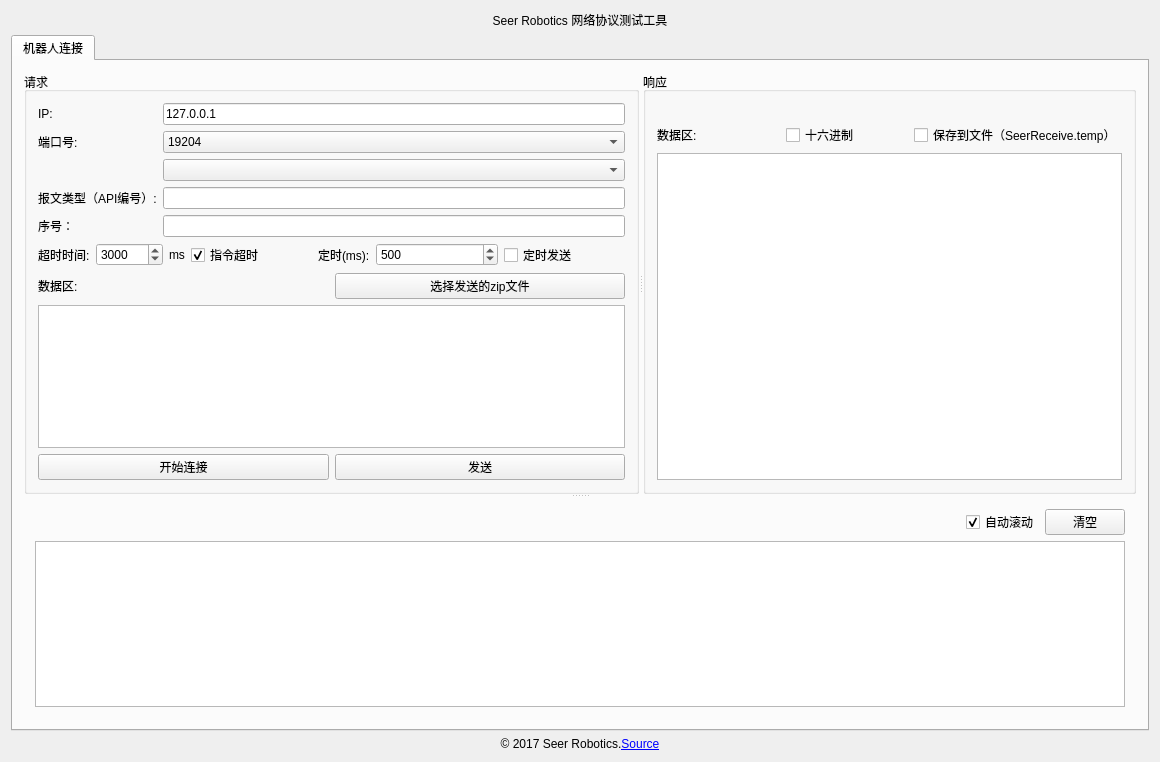
Old version of the form SCTcpToolWidget.ui in the repository seer-robotics/SeerTCPTest.
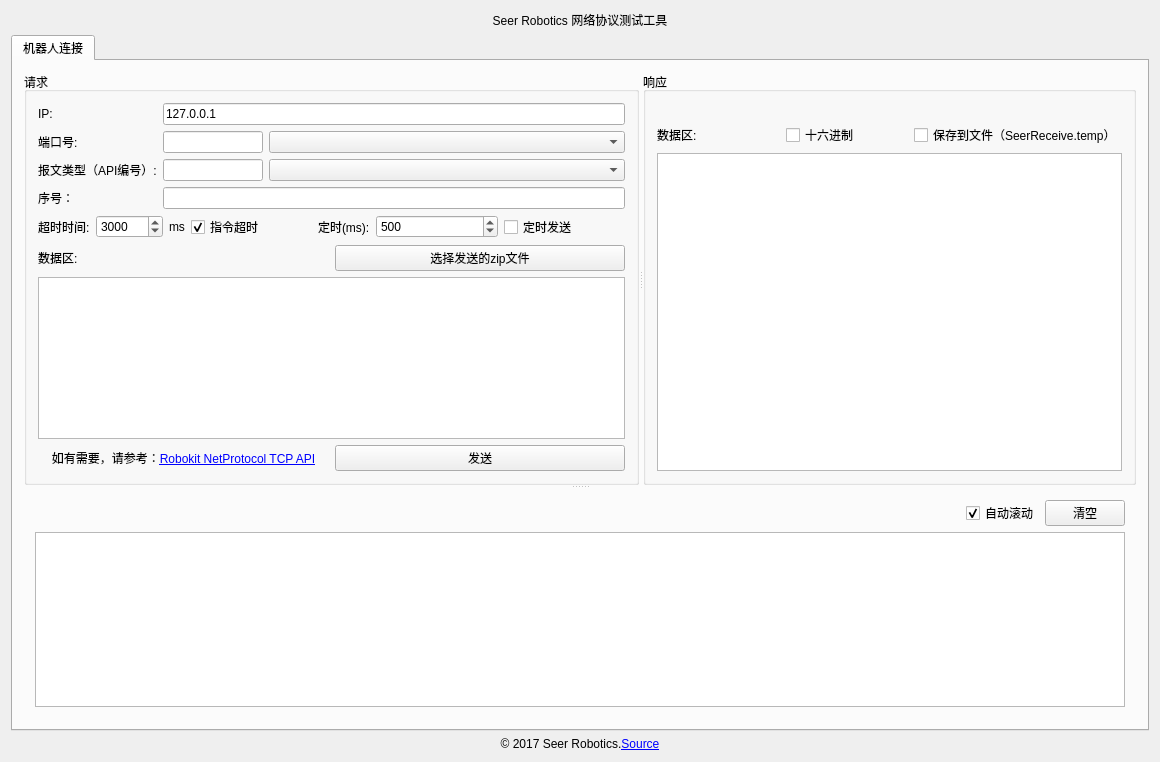
New version of the form.

```diff
--- a/SCTcpToolWidget.ui
+++ b/SCTcpToolWidget.ui
@@ -89,72 +89,106 @@
                 </property>
                </widget>
               </item>
-              <item row="1" column="1">
-               <widget class="QComboBox" name="comboBox_port">
-                <item>
-                 <property name="text">
-                  <string>19204</string>
-                 </property>
-                </item>
-                <item>
-                 <property name="text">
-                  <string>19205</string>
-                 </property>
-                </item>
-                <item>
-                 <property name="text">
-                  <string>19206</string>
-                 </property>
-                </item>
-                <item>
-                 <property name="text">
-                  <string>19207</string>
-                 </property>
-                </item>
-                <item>
-                 <property name="text">
-                  <string>19208</string>
-                 </property>
-                </item>
-                <item>
-                 <property name="text">
-                  <string>19209</string>
-                 </property>
-                </item>
-                <item>
-                 <property name="text">
-                  <string>19210</string>
-                 </property>
-                </item>
-                <item>
-                 <property name="text">
-                  <string>19200</string>
-                 </property>
-                </item>
-               </widget>
-              </item>
-              <item row="3" column="0">
+              <item row="2" column="0">
                <widget class="QLabel" name="label_9">
                 <property name="text">
                  <string>报文类型（API编号）:</string>
                 </property>
                </widget>
               </item>
-              <item row="3" column="1">
-               <widget class="QLineEdit" name="lineEdit_sendCommand"/>
+              <item row="2" column="1">
+               <layout class="QHBoxLayout" name="horizontalLayout_10">
+                <item>
+                 <widget class="QLineEdit" name="lineEdit_sendCommand">
+                  <property name="sizePolicy">
+                   <sizepolicy hsizetype="Fixed" vsizetype="Fixed">
+                    <horstretch>0</horstretch>
+                    <verstretch>0</verstretch>
+                   </sizepolicy>
+                  </property>
+                  <property name="maximumSize">
+                   <size>
+                    <width>100</width>
+                    <height>16777215</height>
+                   </size>
+                  </property>
+                  <property name="cursor">
+                   <cursorShape>ArrowCursor</cursorShape>
+                  </property>
+                  <property name="mouseTracking">
+                   <bool>false</bool>
+                  </property>
+                  <property name="text">
+                   <string/>
+                  </property>
+                  <property name="readOnly">
+                   <bool>true</bool>
+                  </property>
+                 </widget>
+                </item>
+                <item>
+                 <widget class="QComboBox" name="comboBox_sendCommand">
+                  <property name="sizePolicy">
+                   <sizepolicy hsizetype="Expanding" vsizetype="Fixed">
+                    <horstretch>0</horstretch>
+                    <verstretch>0</verstretch>
+                   </sizepolicy>
+                  </property>
+                 </widget>
+                </item>
+               </layout>
               </item>
-              <item row="4" column="0">
+              <item row="3" column="0">
                <widget class="QLabel" name="label_4">
                 <property name="text">
                  <string>序号：</string>
                 </property>
                </widget>
               </item>
-              <item row="4" column="1">
+              <item row="3" column="1">
                <widget class="QLineEdit" name="lineEdit_number"/>
               </item>
-              <item row="2" column="1">
-               <widget class="QComboBox" name="comboBox_allReq"/>
+              <item row="1" column="1">
+               <layout class="QHBoxLayout" name="horizontalLayout_11">
+                <item>
+                 <widget class="QLineEdit" name="lineEdit_port">
+                  <property name="sizePolicy">
+                   <sizepolicy hsizetype="Fixed" vsizetype="Fixed">
+                    <horstretch>0</horstretch>
+                    <verstretch>0</verstretch>
+                   </sizepolicy>
+                  </property>
+                  <property name="maximumSize">
+                   <size>
+                    <width>100</width>
+                    <height>16777215</height>
+                   </size>
+                  </property>
+                  <property name="cursor">
+                   <cursorShape>ArrowCursor</cursorShape>
+                  </property>
+                  <property name="mouseTracking">
+                   <bool>false</bool>
+                  </property>
+                  <property name="alignment">
+                   <set>Qt::AlignLeading|Qt::AlignLeft|Qt::AlignVCenter</set>
+                  </property>
+                  <property name="readOnly">
+                   <bool>true</bool>
+                  </property>
+                 </widget>
+                </item>
+                <item>
+                 <widget class="QComboBox" name="comboBox_port">
+                  <property name="sizePolicy">
+                   <sizepolicy hsizetype="Expanding" vsizetype="Fixed">
+                    <horstretch>0</horstretch>
+                    <verstretch>0</verstretch>
+                   </sizepolicy>
+                  </property>
+                 </widget>
+                </item>
+               </layout>
               </item>
              </layout>
             </item>
@@ -270,11 +304,14 @@
             <item>
              <layout class="QHBoxLayout" name="horizontalLayout_4">
               <item>
-               <widget class="QPushButton" name="pushButton_connect">
+               <widget class="QLabel" name="label_11">
                 <property name="text">
-                 <string>开始连接</string>
+                 <string>&lt;html&gt;&lt;head/&gt;&lt;body&gt;&lt;p&gt;如有需要，请参考：&lt;a href=&quot;http://docs.seer-robotics.com/robokit_netprotocol/663328&quot;&gt;&lt;span style=&quot; text-decoration: underline; color:#0000ff;&quot;&gt;Robokit NetProtocol TCP API&lt;/span&gt;&lt;/a&gt;&lt;/p&gt;&lt;/body&gt;&lt;/html&gt;</string>
                 </property>
-                <property name="checkable">
+                <property name="alignment">
+                 <set>Qt::AlignCenter</set>
+                </property>
+                <property name="openExternalLinks">
                  <bool>true</bool>
                 </property>
                </widget>
```
Left out of the diff: 2 changed lines with no effect on the pictures.
